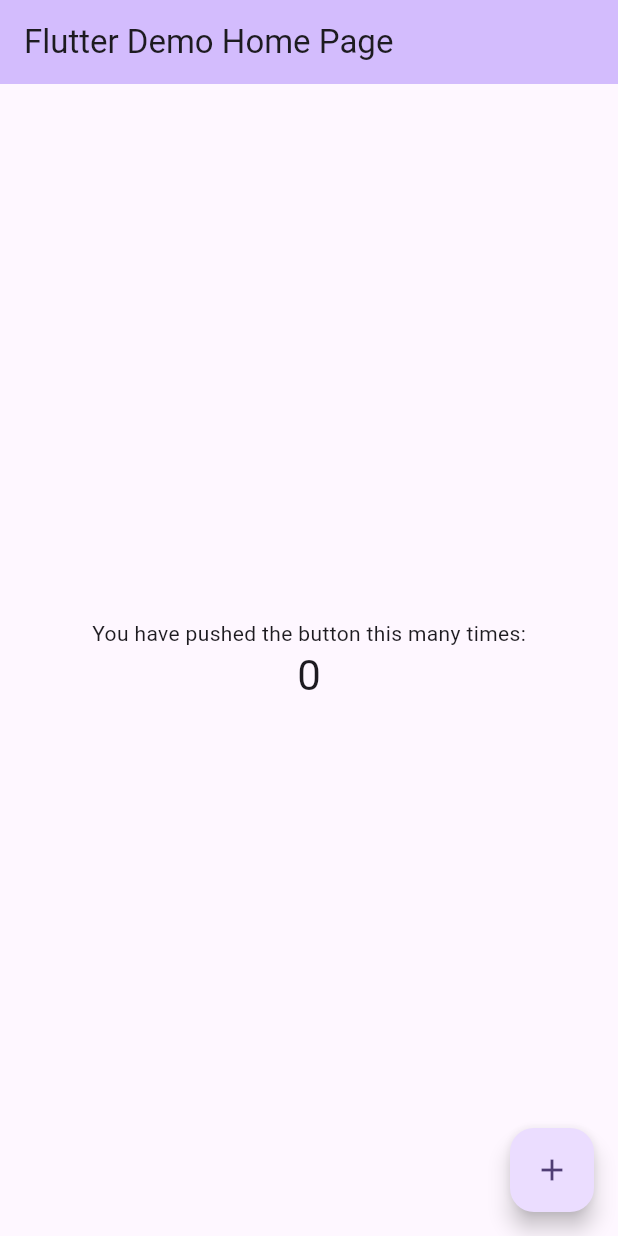
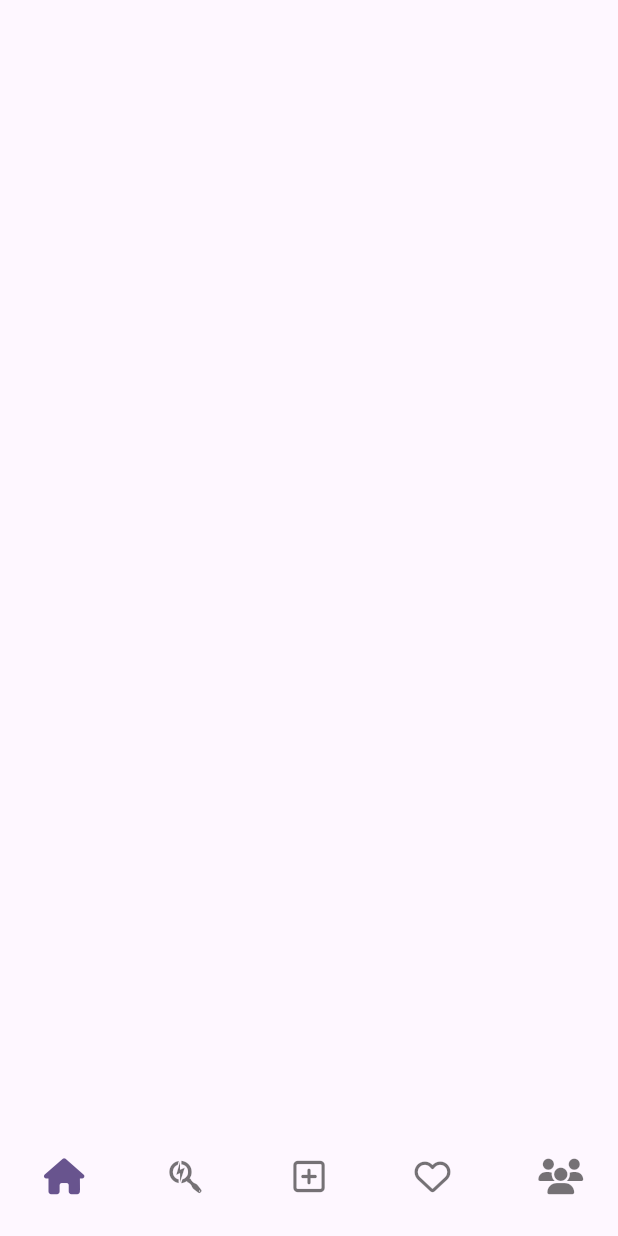
Before and after one commit to zz-yoon/nomad_challenge_05_03, a Flutter app: the screen it shows after launch, on a phone screen of 412 x 824 dp. Run offline on Flutter 3.47's test engine with Material 3 defaults, Android fonts, the phone set to English and light mode, and no system bars; our stand-ins replace font_awesome_flutter.

Commit message:
🚧 Add profile & dark and light mode set
add profile & dark and light mode set

```diff
--- /dev/null
+++ b/lib/features/bottom_navigation/view/bottom_navigation_screen.dart
@@ -0,0 +1,84 @@
+import 'package:flutter/material.dart';
+import 'package:font_awesome_flutter/font_awesome_flutter.dart';
+import 'package:nomad_challenge_05_03/features/home/view/home_screen.dart';
+import 'package:nomad_challenge_05_03/features/like/view/like_screen.dart';
+import 'package:nomad_challenge_05_03/features/profile/view/profile_screen.dart';
+import 'package:nomad_challenge_05_03/features/search/view/search_screen.dart';
+import 'package:nomad_challenge_05_03/features/write/view/write_screen.dart';
+
+class BottomNavigationScreen extends StatefulWidget {
+  const BottomNavigationScreen({super.key});
+
+  @override
+  State<BottomNavigationScreen> createState() => _BottomNavigationScreenState();
+}
+
+class _BottomNavigationScreenState extends State<BottomNavigationScreen> {
+  int _currentIndex = 0;
+
+  final List<Widget> _screens = const [
+    HomeScreen(),
+    SearchScreen(),
+    WriteScreen(),
+    LikeScreen(),
+    ProfileScreen(),
+  ];
+
+  @override
+  Widget build(BuildContext context) {
+    return Scaffold(
+      body: SafeArea(
+        child: Stack(
+          children: [
+            ...List.generate(
+              _screens.length,
+              (index) {
+                return Offstage(
+                  offstage: _currentIndex != index,
+                  child: TickerMode(
+                    enabled: _currentIndex == index,
+                    child: _screens[index],
+                  ),
+                );
+              },
+            ),
+          ],
+        ),
+      ),
+      bottomNavigationBar: SafeArea(
+        child: BottomNavigationBar(
+          elevation: 0,
+          currentIndex: _currentIndex,
+          type: BottomNavigationBarType.fixed,
+          onTap: (index) {
+            setState(() {
+              _currentIndex = index;
+            });
+          },
+          items: [
+            BottomNavigationBarItem(
+              icon: Icon(FontAwesomeIcons.house),
+              label: '',
+            ),
+            BottomNavigationBarItem(
+              icon: Icon(FontAwesomeIcons.searchengin),
+              label: '',
+            ),
+            BottomNavigationBarItem(
+              icon: Icon(FontAwesomeIcons.squarePlus),
+              label: '',
+            ),
+            BottomNavigationBarItem(
+              icon: Icon(FontAwesomeIcons.heart),
+              label: '',
+            ),
+            BottomNavigationBarItem(
+              icon: Icon(FontAwesomeIcons.users),
+              label: '',
+            ),
+          ],
+        ),
+      ),
+    );
+  }
+}
--- /dev/null
+++ b/lib/features/home/view/home_screen.dart
@@ -0,0 +1,10 @@
+import 'package:flutter/material.dart';
+
+class HomeScreen extends StatelessWidget {
+  const HomeScreen({super.key});
+
+  @override
+  Widget build(BuildContext context) {
+    return Scaffold();
+  }
+}
--- a/lib/main.dart
+++ b/lib/main.dart
@@ -1,125 +1,65 @@
 import 'package:flutter/material.dart';
+import 'package:nomad_challenge_05_03/features/bottom_navigation/view/bottom_navigation_screen.dart';
 
 void main() {
   runApp(const MyApp());
 }
 
-class MyApp extends StatelessWidget {
+class MyApp extends StatefulWidget {
   const MyApp({super.key});
+
+  @override
+  State<MyApp> createState() => _MyAppState();
+}
+
+class _MyAppState extends State<MyApp> with WidgetsBindingObserver {
+  ThemeMode _themeMode = ThemeMode.system;
+
+  @override
+  void initState() {
+    super.initState();
+    WidgetsBinding.instance.addObserver(this);
+    _updateThemeMode();
+  }
+
+  @override
+  void didChangePlatformBrightness() {
+    super.didChangePlatformBrightness();
+    _updateThemeMode();
+  }
+
+  void _updateThemeMode() {
+    final brightness =
+        WidgetsBinding.instance.platformDispatcher.platformBrightness;
+    setState(() {
+      _themeMode =
+          brightness == Brightness.dark ? ThemeMode.dark : ThemeMode.light;
+    });
+  }
+
+  @override
+  void dispose() {
+    WidgetsBinding.instance.removeObserver(this);
+    super.dispose();
+  }
 
   // This widget is the root of your application.
   @override
   Widget build(BuildContext context) {
     return MaterialApp(
-      title: 'Flutter Demo',
+      themeMode: _themeMode,
       theme: ThemeData(
-        // This is the theme of your application.
-        //
-        // TRY THIS: Try running your application with "flutter run". You'll see
-        // the application has a purple toolbar. Then, without quitting the app,
-        // try changing the seedColor in the colorScheme below to Colors.green
-        // and then invoke "hot reload" (save your changes or press the "hot
-        // reload" button in a Flutter-supported IDE, or press "r" if you used
-        // the command line to start the app).
-        //
-        // Notice that the counter didn't reset back to zero; the application
-        // state is not lost during the reload. To reset the state, use hot
-        // restart instead.
-        //
-        // This works for code too, not just values: Most code changes can be
-        // tested with just a hot reload.
+        brightness: Brightness.light,
         colorScheme: ColorScheme.fromSeed(seedColor: Colors.deepPurple),
         useMaterial3: true,
       ),
-      home: const MyHomePage(title: 'Flutter Demo Home Page'),
+      darkTheme: ThemeData(
+        brightness: Brightness.dark,
+        colorScheme: ColorScheme.fromSeed(
+            seedColor: Colors.deepPurple, brightness: Brightness.dark),
+        useMaterial3: true,
+      ),
+      home: BottomNavigationScreen(),
     );
   }
 }
-
-class MyHomePage extends StatefulWidget {
-  const MyHomePage({super.key, required this.title});
-
-  // This widget is the home page of your application. It is stateful, meaning
-  // that it has a State object (defined below) that contains fields that affect
-  // how it looks.
-
-  // This class is the configuration for the state. It holds the values (in this
-  // case the title) provided by the parent (in this case the App widget) and
-  // used by the build method of the State. Fields in a Widget subclass are
-  // always marked "final".
-
-  final String title;
-
-  @override
-  State<MyHomePage> createState() => _MyHomePageState();
-}
-
-class _MyHomePageState extends State<MyHomePage> {
-  int _counter = 0;
-
-  void _incrementCounter() {
-    setState(() {
-      // This call to setState tells the Flutter framework that something has
-      // changed in this State, which causes it to rerun the build method below
-      // so that the display can reflect the updated values. If we changed
-      // _counter without calling setState(), then the build method would not be
-      // called again, and so nothing would appear to happen.
-      _counter++;
-    });
-  }
-
-  @override
-  Widget build(BuildContext context) {
-    // This method is rerun every time setState is called, for instance as done
-    // by the _incrementCounter method above.
-    //
-    // The Flutter framework has been optimized to make rerunning build methods
-    // fast, so that you can just rebuild anything that needs updating rather
-    // than having to individually change instances of widgets.
-    return Scaffold(
-      appBar: AppBar(
-        // TRY THIS: Try changing the color here to a specific color (to
-        // Colors.amber, perhaps?) and trigger a hot reload to see the AppBar
-        // change color while the other colors stay the same.
-        backgroundColor: Theme.of(context).colorScheme.inversePrimary,
-        // Here we take the value from the MyHomePage object that was created by
-        // the App.build method, and use it to set our appbar title.
-        title: Text(widget.title),
-      ),
-      body: Center(
-        // Center is a layout widget. It takes a single child and positions it
-        // in the middle of the parent.
-        child: Column(
-          // Column is also a layout widget. It takes a list of children and
-          // arranges them vertically. By default, it sizes itself to fit its
-          // children horizontally, and tries to be as tall as its parent.
-          //
-          // Column has various properties to control how it sizes itself and
-          // how it positions its children. Here we use mainAxisAlignment to
-          // center the children vertically; the main axis here is the vertical
-          // axis because Columns are vertical (the cross axis would be
-          // horizontal).
-          //
-          // TRY THIS: Invoke "debug painting" (choose the "Toggle Debug Paint"
-          // action in the IDE, or press "p" in the console), to see the
-          // wireframe for each widget.
-          mainAxisAlignment: MainAxisAlignment.center,
-          children: <Widget>[
-            const Text(
-              'You have pushed the button this many times:',
-            ),
-            Text(
-              '$_counter',
-              style: Theme.of(context).textTheme.headlineMedium,
-            ),
-          ],
-        ),
-      ),
-      floatingActionButton: FloatingActionButton(
-        onPressed: _incrementCounter,
-        tooltip: 'Increment',
-        child: const Icon(Icons.add),
-      ), // This trailing comma makes auto-formatting nicer for build methods.
-    );
-  }
-}
--- a/pubspec.yaml
+++ b/pubspec.yaml
@@ -34,6 +34,7 @@ dependencies:
   # The following adds the Cupertino Icons font to your application.
   # Use with the CupertinoIcons class for iOS style icons.
   cupertino_icons: ^1.0.8
+  font_awesome_flutter: ^10.8.0
 
 dev_dependencies:
   flutter_test:
```
Also changed, not shown: lib/constants/app_theme.dart (added, +12 -0 lines), lib/constants/gaps.dart (added, +66 -0 lines), lib/constants/sizes.dart (added, +31 -0 lines), lib/features/like/view/like_screen.dart (added, +10 -0 lines), lib/features/profile/view/profile_screen.dart (added, +144 -0 lines), lib/features/search/view/search_screen.dart (added, +10 -0 lines), lib/features/write/view/write_screen.dart (added, +10 -0 lines), 1 other file.
